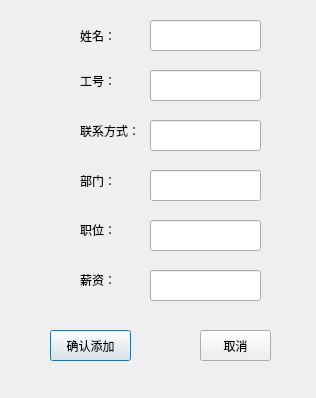
Qt form ManageSystem/add.ui (skyformat99/ManagerSystem) before a commit.
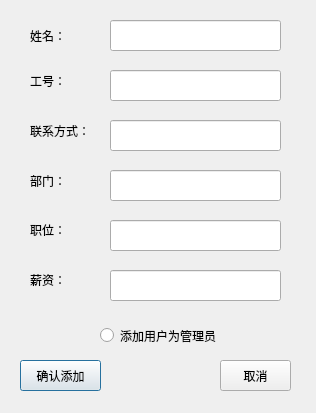
The same form after that commit.

Commit message: 第三版 加入了员工基本信息表，实现了添加新员工、查询员工信息及薪资的功能

Patch:
```diff
--- a/ManageSystem/add.ui
+++ b/ManageSystem/add.ui
@@ -7,7 +7,7 @@
     <x>0</x>
     <y>0</y>
     <width>316</width>
-    <height>398</height>
+    <height>413</height>
    </rect>
   </property>
   <property name="windowTitle">
@@ -16,7 +16,7 @@
   <widget class="QLabel" name="nameLabel">
    <property name="geometry">
     <rect>
-     <x>80</x>
+     <x>30</x>
      <y>20</y>
      <width>61</width>
      <height>31</height>
@@ -29,19 +29,22 @@
   <widget class="QLineEdit" name="nameLineEdit">
    <property name="geometry">
     <rect>
-     <x>150</x>
+     <x>110</x>
      <y>20</y>
-     <width>111</width>
+     <width>171</width>
      <height>31</height>
     </rect>
    </property>
   </widget>
   <widget class="QLineEdit" name="jobNumLineEdit">
+   <property name="enabled">
+    <bool>true</bool>
+   </property>
    <property name="geometry">
     <rect>
-     <x>150</x>
+     <x>110</x>
      <y>70</y>
-     <width>111</width>
+     <width>171</width>
      <height>31</height>
     </rect>
    </property>
@@ -49,9 +52,9 @@
   <widget class="QLineEdit" name="connLineEdit">
    <property name="geometry">
     <rect>
-     <x>150</x>
+     <x>110</x>
      <y>120</y>
-     <width>111</width>
+     <width>171</width>
      <height>31</height>
     </rect>
    </property>
@@ -59,9 +62,9 @@
   <widget class="QLineEdit" name="departLineEdit">
    <property name="geometry">
     <rect>
-     <x>150</x>
+     <x>110</x>
      <y>170</y>
-     <width>111</width>
+     <width>171</width>
      <height>31</height>
     </rect>
    </property>
@@ -69,9 +72,9 @@
   <widget class="QLineEdit" name="posiLineEdit">
    <property name="geometry">
     <rect>
-     <x>150</x>
+     <x>110</x>
      <y>220</y>
-     <width>111</width>
+     <width>171</width>
      <height>31</height>
     </rect>
    </property>
@@ -79,7 +82,7 @@
   <widget class="QLabel" name="jobNumLabel">
    <property name="geometry">
     <rect>
-     <x>80</x>
+     <x>30</x>
      <y>70</y>
      <width>51</width>
      <height>21</height>
@@ -92,7 +95,7 @@
   <widget class="QLabel" name="connLabel">
    <property name="geometry">
     <rect>
-     <x>80</x>
+     <x>30</x>
      <y>120</y>
      <width>61</width>
      <height>21</height>
@@ -105,7 +108,7 @@
   <widget class="QLabel" name="departLabel">
    <property name="geometry">
     <rect>
-     <x>80</x>
+     <x>30</x>
      <y>170</y>
      <width>51</width>
      <height>21</height>
@@ -118,7 +121,7 @@
   <widget class="QLabel" name="posiLabel">
    <property name="geometry">
     <rect>
-     <x>80</x>
+     <x>30</x>
      <y>220</y>
      <width>51</width>
      <height>20</height>
@@ -131,7 +134,7 @@
   <widget class="QLabel" name="salaLabel">
    <property name="geometry">
     <rect>
-     <x>80</x>
+     <x>30</x>
      <y>270</y>
      <width>51</width>
      <height>20</height>
@@ -144,9 +147,9 @@
   <widget class="QLineEdit" name="salaLineEdit">
    <property name="geometry">
     <rect>
-     <x>150</x>
+     <x>110</x>
      <y>270</y>
-     <width>111</width>
+     <width>171</width>
      <height>31</height>
     </rect>
    </property>
@@ -154,8 +157,8 @@
   <widget class="QPushButton" name="okBtn">
    <property name="geometry">
     <rect>
-     <x>50</x>
-     <y>330</y>
+     <x>20</x>
+     <y>360</y>
      <width>81</width>
      <height>31</height>
     </rect>
@@ -167,8 +170,8 @@
   <widget class="QPushButton" name="cancleBtn">
    <property name="geometry">
     <rect>
-     <x>200</x>
-     <y>330</y>
+     <x>220</x>
+     <y>360</y>
      <width>71</width>
      <height>31</height>
     </rect>
@@ -177,6 +180,19 @@
     <string>取消</string>
    </property>
   </widget>
+  <widget class="QRadioButton" name="managerRB">
+   <property name="geometry">
+    <rect>
+     <x>100</x>
+     <y>320</y>
+     <width>131</width>
+     <height>31</height>
+    </rect>
+   </property>
+   <property name="text">
+    <string>添加用户为管理员</string>
+   </property>
+  </widget>
  </widget>
  <resources/>
  <connections/>
```
The commit also changes 39 other files.
